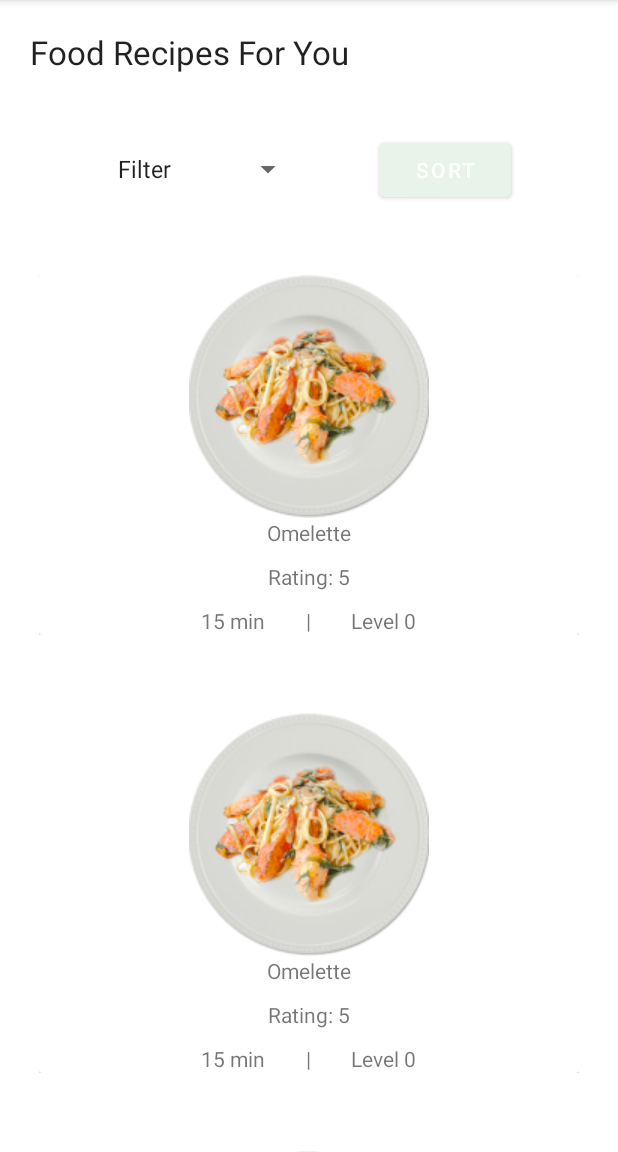
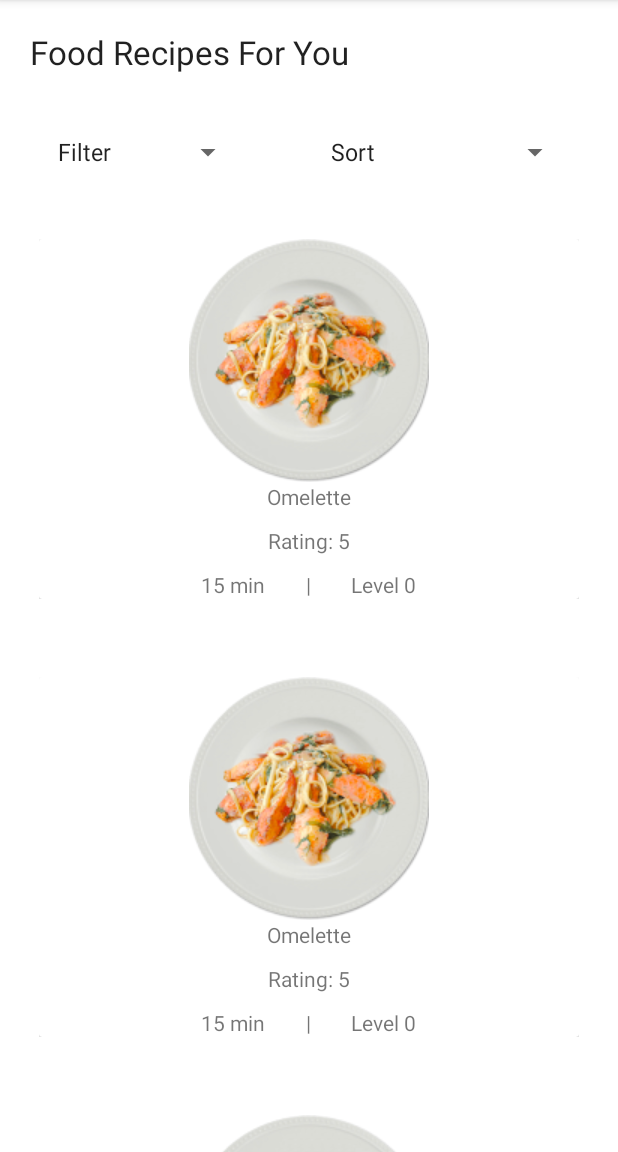
Before and after one commit to A-BAKLEH/soen357foodapp, an Android app: the RecipeListActivity screen opened directly, with no data from a screen before it, on a phone screen of 412 x 824 dp, the part 84-1236 px from its top. Run offline under Robolectric (Android 15) with nearby library versions, the phone set to English and light mode, and no system bars.

Commit message:
add sorting functionality to RecipeList page

```diff
--- a/app/src/main/java/com/example/soen357foodapp/MainActivity.java
+++ b/app/src/main/java/com/example/soen357foodapp/MainActivity.java
@@ -37,6 +37,7 @@ public class MainActivity extends AppCompatActivity {
         omeletteIngredients.add(new IngredientModel("Oil",1.5,"cup"));
 
         RecipeModel omeletteRecipe = new RecipeModel("Omelette",omeletteIngredients,0,15,5,3,'B',"Step 1. Crack eggs over bowl\nStep 2. Beat eggs until frothy\nStep 3. Combine all ingredients in the bowl\nStep 4. Mix thoroughly\nStep 5. Pour bowl mixture into deep pan\nStep 6. Cook over medium heat for 20-25 min, until desired colour.");
+        RecipeModel fomeletteRecipe = new RecipeModel("FOmelette",omeletteIngredients,0,15,5,3,'B',"Step 1. Crack eggs over bowl\nStep 2. Beat eggs until frothy\nStep 3. Combine all ingredients in the bowl\nStep 4. Mix thoroughly\nStep 5. Pour bowl mixture into deep pan\nStep 6. Cook over medium heat for 20-25 min, until desired colour.");
 
         _RECIPES.add(omeletteRecipe);
         _RECIPES.add(omeletteRecipe);
@@ -45,7 +46,7 @@ public class MainActivity extends AppCompatActivity {
         _RECIPES.add(omeletteRecipe);
         _RECIPES.add(omeletteRecipe);
         _RECIPES.add(omeletteRecipe);
-        _RECIPES.add(omeletteRecipe);
+        _RECIPES.add(fomeletteRecipe);
 
         MealModel meal1 = new MealModel('b');
         meal1.addRecipeToMeal(omeletteRecipe);
--- a/app/src/main/java/com/example/soen357foodapp/RecipeListActivity.java
+++ b/app/src/main/java/com/example/soen357foodapp/RecipeListActivity.java
@@ -1,5 +1,6 @@
 package com.example.soen357foodapp;
 
+import android.content.Context;
 import android.view.View;
 import android.widget.AdapterView;
 import android.widget.ArrayAdapter;
@@ -12,7 +13,7 @@ import androidx.recyclerview.widget.RecyclerView;
 
 import java.util.ArrayList;
 
-public class RecipeListActivity extends AppCompatActivity implements AdapterView.OnItemSelectedListener {
+public class RecipeListActivity extends AppCompatActivity {
     private RecyclerView recyclerView;
     private RecyclerView.Adapter adapter;
 
@@ -27,8 +28,18 @@ public class RecipeListActivity extends AppCompatActivity implements AdapterView
         ArrayAdapter<CharSequence> spinnerArrayAdapter = ArrayAdapter.createFromResource(this,R.array.recipe_list_filters, android.R.layout.simple_spinner_item);
         spinnerArrayAdapter.setDropDownViewResource(android.R.layout.simple_spinner_dropdown_item);
         filterSpinner.setAdapter(spinnerArrayAdapter);
-        filterSpinner.setOnItemSelectedListener(this);
+        filterSpinner.setOnItemSelectedListener(new OnItemSelectedListener1());
+
+
+        Spinner sortSpinner = findViewById(R.id.sortSpinner);
+        ArrayAdapter<CharSequence> sortSpinnerArrayAdapter = ArrayAdapter.createFromResource(this,R.array.recipe_list_sort, android.R.layout.simple_spinner_item);
+        sortSpinnerArrayAdapter.setDropDownViewResource(android.R.layout.simple_spinner_dropdown_item);
+        sortSpinner.setAdapter(sortSpinnerArrayAdapter);
+        sortSpinner.setOnItemSelectedListener(new OnItemSelectedListener2());
     }
+
+    private class OnItemSelectedListener1 implements AdapterView.OnItemSelectedListener {
+        public Context context = getApplicationContext();
 
         @Override
         public void onItemSelected(AdapterView<?> parent, View view, int position, long id) {
@@ -36,34 +47,70 @@ public class RecipeListActivity extends AppCompatActivity implements AdapterView
 
             recyclerView = (RecyclerView) findViewById(R.id.recipeGrid);
             recyclerView.setHasFixedSize(true);
-        recyclerView.setLayoutManager(new LinearLayoutManager(this));
+            recyclerView.setLayoutManager(new LinearLayoutManager(context));
 
             ArrayList<RecipeModel> allRecipesInMeal = MainActivity._RECIPES;
 
-        adapter = new RecipeListAdapter(allRecipesInMeal, this);
-        recyclerView.setAdapter(adapter);
-
             switch (choice) {
                 case "Breakfast":
-                adapter = new RecipeListAdapter(RecipeModel.getRecipesByCat(allRecipesInMeal,'B'), this);
+                    adapter = new RecipeListAdapter(RecipeModel.getRecipesByCat(allRecipesInMeal, 'B'), context);
                     recyclerView.setAdapter(adapter);
                     break;
                 case "Lunch":
-                adapter = new RecipeListAdapter(RecipeModel.getRecipesByCat(allRecipesInMeal,'L'), this);
+                    adapter = new RecipeListAdapter(RecipeModel.getRecipesByCat(allRecipesInMeal, 'L'), context);
                     recyclerView.setAdapter(adapter);
                     break;
                 case "Dinner":
-                adapter = new RecipeListAdapter(RecipeModel.getRecipesByCat(allRecipesInMeal,'D'), this);
+                    adapter = new RecipeListAdapter(RecipeModel.getRecipesByCat(allRecipesInMeal, 'D'), context);
                     recyclerView.setAdapter(adapter);
                     break;
                 default:
-                adapter = new RecipeListAdapter(allRecipesInMeal, this);
+                    adapter = new RecipeListAdapter(allRecipesInMeal, context);
                     recyclerView.setAdapter(adapter);
             }
         }
 
         @Override
-    public void onNothingSelected(AdapterView<?> parent) {
+        public void onNothingSelected(AdapterView<?> parent) { }
+    }
 
+    private class OnItemSelectedListener2 implements AdapterView.OnItemSelectedListener {
+        public Context context = getApplicationContext();
+
+        @Override
+        public void onItemSelected(AdapterView<?> parent, View view, int position, long id) {
+            String choice = parent.getItemAtPosition(position).toString();
+
+            recyclerView = (RecyclerView) findViewById(R.id.recipeGrid);
+            recyclerView.setHasFixedSize(true);
+            recyclerView.setLayoutManager(new LinearLayoutManager(context));
+
+            ArrayList<RecipeModel> allRecipesInMeal = MainActivity._RECIPES;
+
+            switch (choice) {
+                case "Name":
+                    adapter = new RecipeListAdapter(RecipeModel.sortRecipeBy(allRecipesInMeal, 'N'), context);
+                    recyclerView.setAdapter(adapter);
+                    break;
+                case "Difficulty":
+                    adapter = new RecipeListAdapter(RecipeModel.sortRecipeBy(allRecipesInMeal, 'D'), context);
+                    recyclerView.setAdapter(adapter);
+                    break;
+                case "Time Required":
+                    adapter = new RecipeListAdapter(RecipeModel.sortRecipeBy(allRecipesInMeal, 'T'), context);
+                    recyclerView.setAdapter(adapter);
+                    break;
+                case "Rating":
+                    adapter = new RecipeListAdapter(RecipeModel.sortRecipeBy(allRecipesInMeal, 'R'), context);
+                    recyclerView.setAdapter(adapter);
+                    break;
+                default:
+                    adapter = new RecipeListAdapter(allRecipesInMeal, context);
+                    recyclerView.setAdapter(adapter);
             }
         }
+
+        @Override
+        public void onNothingSelected(AdapterView<?> parent) { }
+    }
+}
--- a/app/src/main/res/layout/activity_recipe_list.xml
+++ b/app/src/main/res/layout/activity_recipe_list.xml
@@ -26,10 +26,9 @@
         <Space
                 android:layout_width="50dp"
                 android:layout_height="wrap_content"/>
-        <Button
-                android:text="Sort"
+        <Spinner
                 android:layout_width="wrap_content"
-                android:layout_height="wrap_content" android:id="@+id/sortButton"/>
+                android:layout_height="wrap_content" android:id="@+id/sortSpinner"/>
         <Space
                 android:layout_width="0dp"
                 android:layout_height="0dp" android:layout_weight="1"/>
--- a/app/src/main/res/values/strings.xml
+++ b/app/src/main/res/values/strings.xml
@@ -6,4 +6,11 @@
         <item>Lunch</item>
         <item>Dinner</item>
     </string-array>
+    <string-array name="recipe_list_sort">
+        <item>Sort</item>
+        <item>Name</item>
+        <item>Difficulty</item>
+        <item>Time Required</item>
+        <item>Rating</item>
+    </string-array>
 </resources>
```
Also changed, not shown: app/src/main/java/com/example/soen357foodapp/RecipeModel.java (+22 -0 lines). Lines whose indentation alone changed are shown as unchanged.
